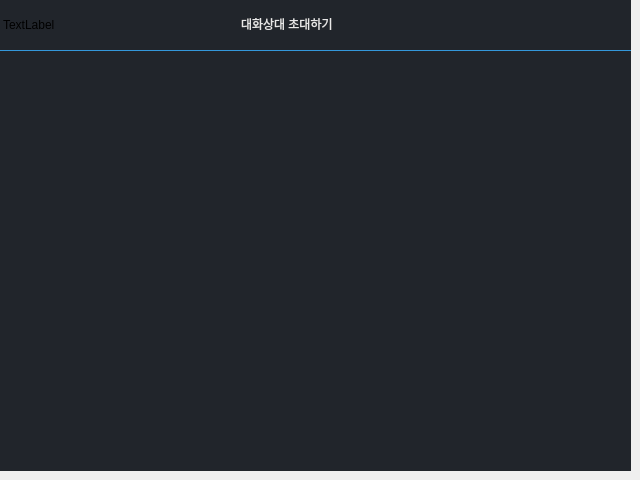
First picture: the form in chatmemberadd.ui, repository EluonBit2Team/Client, before the edit.
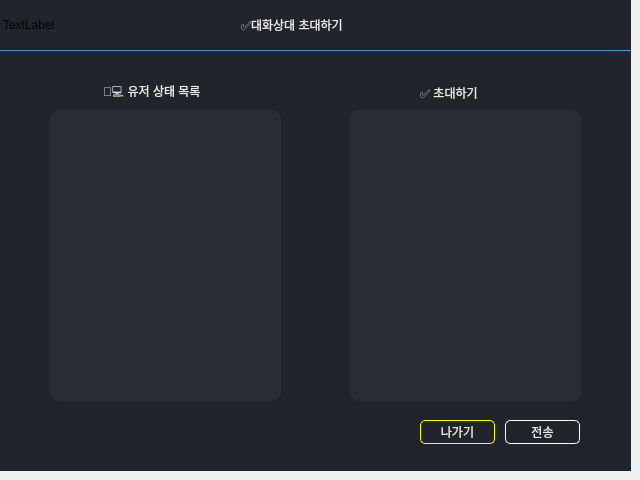
Second picture: the form after the edit. Icons and pictures are not drawn.

Commit message: feat: group member add

The edit to the form file:
```diff
--- a/chatmemberadd.ui
+++ b/chatmemberadd.ui
@@ -13,7 +13,44 @@
   <property name="windowTitle">
    <string>Dialog</string>
   </property>
-  <widget class="QLabel" name="label">
+  <property name="styleSheet">
+   <string notr="true">QPushButton#dialog_btn_exit {
+    border-style: solid;
+    border-width: 1px;
+    border-color: rgb(255, 255, 255);
+    border-radius: 5px;
+    padding: 5px 10px;
+    color: white;
+}
+
+
+QPushButton#dialog_btn_exit:hover {
+    background-color: rgba(70, 130, 180, 1);
+}
+
+QPushButton#dialog_btn_exit:pressed {
+    background-color: rgba(25, 25, 112, 1);
+}
+
+QPushButton#dialog_btn_send {
+    border-style: solid;
+    border-width: 1px;
+    border-color: rgb(255, 255, 255);
+    border-radius: 5px;
+    padding: 5px 10px;
+    color: white;
+}
+
+
+QPushButton#dialog_btn_send:hover {
+    background-color: rgba(70, 130, 180, 1);
+}
+
+QPushButton#dialog_btn_send:pressed {
+    background-color: rgba(25, 25, 112, 1);
+}</string>
+  </property>
+  <widget class="QLabel" name="dialog_label_back">
    <property name="geometry">
     <rect>
      <x>0</x>
@@ -50,8 +87,8 @@
    <property name="geometry">
     <rect>
      <x>241</x>
-     <y>13</y>
-     <width>151</width>
+     <y>14</y>
+     <width>161</width>
      <height>21</height>
     </rect>
    </property>
@@ -60,7 +97,147 @@
 color: rgb(232, 232, 232);</string>
    </property>
    <property name="text">
-    <string>대화상대 초대하기</string>
+    <string>✅대화상대 초대하기</string>
+   </property>
+  </widget>
+  <widget class="QListView" name="dialog_listview_left">
+   <property name="geometry">
+    <rect>
+     <x>50</x>
+     <y>110</y>
+     <width>231</width>
+     <height>291</height>
+    </rect>
+   </property>
+   <property name="styleSheet">
+    <string notr="true">background-color: rgb(40, 44, 52);
+border-radius: 10px;
+
+</string>
+   </property>
+  </widget>
+  <widget class="QListView" name="dialog_listview_right">
+   <property name="geometry">
+    <rect>
+     <x>350</x>
+     <y>110</y>
+     <width>231</width>
+     <height>291</height>
+    </rect>
+   </property>
+   <property name="styleSheet">
+    <string notr="true">background-color: rgb(40, 44, 52);
+border-radius: 10px;
+
+</string>
+   </property>
+  </widget>
+  <widget class="QLabel" name="dialog_label_lefttitle">
+   <property name="geometry">
+    <rect>
+     <x>103</x>
+     <y>82</y>
+     <width>131</width>
+     <height>21</height>
+    </rect>
+   </property>
+   <property name="styleSheet">
+    <string notr="true">font: 600 10pt &quot;Segoe UI Variable Small Semibol&quot;;
+color: rgb(232, 232, 232);</string>
+   </property>
+   <property name="text">
+    <string>🧑‍💻 유저 상태 목록</string>
+   </property>
+  </widget>
+  <widget class="QLabel" name="dialog_label_righttitle">
+   <property name="geometry">
+    <rect>
+     <x>420</x>
+     <y>82</y>
+     <width>81</width>
+     <height>21</height>
+    </rect>
+   </property>
+   <property name="styleSheet">
+    <string notr="true">font: 600 10pt &quot;Segoe UI Variable Small Semibol&quot;;
+color: rgb(232, 232, 232);</string>
+   </property>
+   <property name="text">
+    <string>✅ 초대하기</string>
+   </property>
+  </widget>
+  <widget class="QLabel" name="dialog_label_center">
+   <property name="geometry">
+    <rect>
+     <x>290</x>
+     <y>140</y>
+     <width>48</width>
+     <height>16</height>
+    </rect>
+   </property>
+   <property name="styleSheet">
+    <string notr="true">background-image: url(:/images/images/images/right.png);
+background-repeat: no-repeat;
+background-position: center;</string>
+   </property>
+   <property name="text">
+    <string/>
+   </property>
+  </widget>
+  <widget class="QPushButton" name="dialog_btn_send">
+   <property name="geometry">
+    <rect>
+     <x>505</x>
+     <y>420</y>
+     <width>75</width>
+     <height>24</height>
+    </rect>
+   </property>
+   <property name="styleSheet">
+    <string notr="true">font: 600 9pt &quot;Segoe UI Variable Small Semibol&quot;;
+border: 1px solid white;
+color: rgb(232, 232, 232);
+</string>
+   </property>
+   <property name="text">
+    <string>전송</string>
+   </property>
+  </widget>
+  <widget class="QLabel" name="dialog_label_center_2">
+   <property name="geometry">
+    <rect>
+     <x>290</x>
+     <y>190</y>
+     <width>48</width>
+     <height>16</height>
+    </rect>
+   </property>
+   <property name="styleSheet">
+    <string notr="true">background-image: url(:/images/images/images/left.png);
+background-repeat: no-repeat;
+background-position: center;</string>
+   </property>
+   <property name="text">
+    <string/>
+   </property>
+  </widget>
+  <widget class="QPushButton" name="dialog_btn_exit">
+   <property name="geometry">
+    <rect>
+     <x>420</x>
+     <y>420</y>
+     <width>75</width>
+     <height>24</height>
+    </rect>
+   </property>
+   <property name="styleSheet">
+    <string notr="true">font: 600 9pt &quot;Segoe UI Variable Small Semibol&quot;;
+border: 1px solid yellow;
+color: rgb(232, 232, 232);
+</string>
+   </property>
+   <property name="text">
+    <string>나가기</string>
    </property>
   </widget>
  </widget>
```
Left out of the diff: 10 changed lines with no effect on the pictures. The commit also changes 2 other files.
